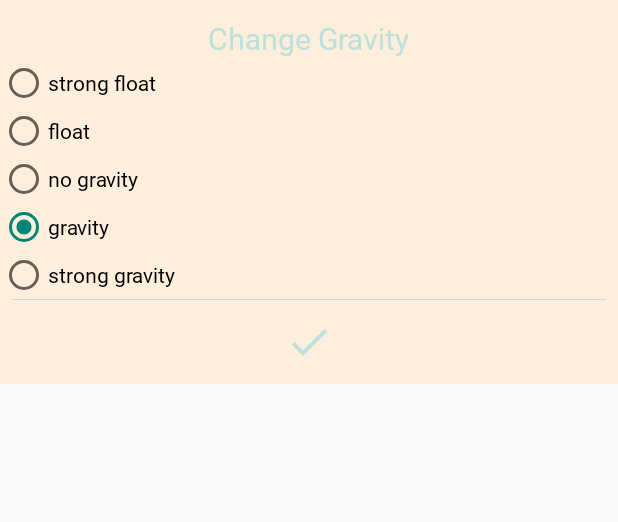
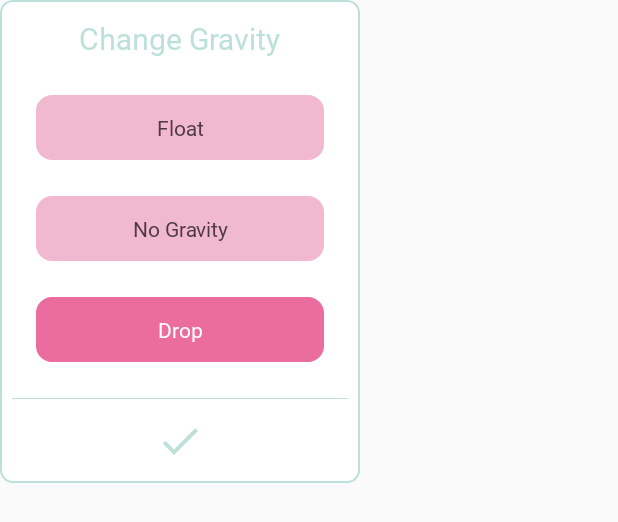
Before and after one commit to pmyohei/OnlyTouch2, an Android app: the layout dialog_change_gravity.xml on its own in the app's theme, with its tools: preview values and no code run, on a phone screen of 412 x 824 dp. Shown: the top 522 px of the screen. Run offline under Robolectric (Android 15) with nearby library versions, the phone set to English and light mode, and no system bars.

Commit message:
■デザイン ・設定変更系のダイアログのデザインを仮で実装 ※全体デザインの検討にあわせて、色合い等は変更していく

```diff
--- /dev/null
+++ b/app/src/main/res/drawable/frame_dialog.xml
@@ -0,0 +1,15 @@
+<?xml version="1.0" encoding="utf-8"?>
+<shape
+    xmlns:android="http://schemas.android.com/apk/res/android">
+
+  <solid
+      android:color="@color/dialog_bg" />
+
+  <stroke
+      android:width="1dp"
+      android:color="@color/dialog_stroke" />
+
+  <corners
+      android:radius="8dp" />
+
+</shape>
--- /dev/null
+++ b/app/src/main/res/drawable/radio_button_selector_bg.xml
@@ -0,0 +1,42 @@
+<?xml version="1.0" encoding="utf-8"?>
+<selector xmlns:android="http://schemas.android.com/apk/res/android">
+    <!-- 選択時の設定 -->
+    <item android:state_checked="true">
+        <shape android:shape="rectangle">
+            <!-- 背景色 -->
+            <solid android:color="@color/radio_button_selected_bg" />
+            <!-- 角丸 -->
+            <corners
+                android:topRightRadius="@dimen/radio_button_corners"
+                android:bottomRightRadius="@dimen/radio_button_corners"
+                android:bottomLeftRadius="@dimen/radio_button_corners"
+                android:topLeftRadius="@dimen/radio_button_corners"
+                />
+            <!-- 線の色 -->
+            <stroke
+                android:color="@color/radio_button_selected_bg"
+                android:width="@dimen/radio_button_stroke"
+                />
+        </shape>
+    </item>
+
+    <!-- 非選択時の設定 -->
+    <item android:state_checked="false">
+        <shape android:shape="rectangle">
+            <!-- 背景色 -->
+            <solid android:color="@color/radio_button_not_selected_bg" />
+            <!-- 角丸 -->
+            <corners
+                android:topRightRadius="@dimen/radio_button_corners"
+                android:bottomRightRadius="@dimen/radio_button_corners"
+                android:bottomLeftRadius="@dimen/radio_button_corners"
+                android:topLeftRadius="@dimen/radio_button_corners"
+                />
+            <!-- 線の色 -->
+            <stroke
+                android:color="@color/radio_button_not_selected_bg"
+                android:width="@dimen/radio_button_stroke"
+                />
+        </shape>
+    </item>
+</selector>
--- /dev/null
+++ b/app/src/main/res/drawable/radio_button_selector_tx.xml
@@ -0,0 +1,10 @@
+<?xml version="1.0" encoding="utf-8"?>
+<selector xmlns:android="http://schemas.android.com/apk/res/android">
+    <!-- 選択時の文字色 -->
+    <item android:state_checked="true"
+        android:color="@color/radio_button_selected_tx" />
+
+    <!-- 非選択時の文字色 -->
+    <item android:state_checked="false"
+        android:color="@color/radio_button_not_selected_tx" />
+</selector>
--- a/app/src/main/res/layout/dialog_change_gravity.xml
+++ b/app/src/main/res/layout/dialog_change_gravity.xml
@@ -2,9 +2,9 @@
 <android.support.constraint.ConstraintLayout xmlns:android="http://schemas.android.com/apk/res/android"
     xmlns:app="http://schemas.android.com/apk/res-auto"
     xmlns:tools="http://schemas.android.com/tools"
-    android:layout_width="wrap_content"
+    android:layout_width="240dp"
     android:layout_height="wrap_content"
-    android:background="@color/dialog_tmp_1">
+    android:background="@drawable/frame_dialog">
 
     <TextView
         android:id="@+id/tv_title"
@@ -31,36 +31,90 @@
         app:layout_constraintStart_toStartOf="parent"
         app:layout_constraintEnd_toEndOf="parent">
 
+        <!--    仕様として除外    -->
         <RadioButton
             android:id="@+id/radio_float"
-            android:layout_width="wrap_content"
+            android:layout_width="match_parent"
             android:layout_height="wrap_content"
+            android:layout_marginTop="24dp"
+            android:layout_marginBottom="12dp"
+            android:layout_marginStart="@dimen/radio_button_margin_x"
+            android:layout_marginEnd="@dimen/radio_button_margin_x"
+            android:paddingTop="12dp"
+            android:paddingBottom="12dp"
+            android:gravity="center"
+            android:button="@null"
+            android:background="@drawable/radio_button_selector_bg"
+            android:textColor="@drawable/radio_button_selector_tx"
+            android:visibility="gone"
             android:text="strong float"/>
 
         <RadioButton
             android:id="@+id/radio_fluffy"
-            android:layout_width="wrap_content"
+            android:layout_width="match_parent"
             android:layout_height="wrap_content"
-            android:text="float"
+            android:layout_marginTop="24dp"
+            android:layout_marginBottom="12dp"
+            android:layout_marginStart="@dimen/radio_button_margin_x"
+            android:layout_marginEnd="@dimen/radio_button_margin_x"
+            android:paddingTop="12dp"
+            android:paddingBottom="12dp"
+            android:gravity="center"
+            android:button="@null"
+            android:background="@drawable/radio_button_selector_bg"
+            android:textColor="@drawable/radio_button_selector_tx"
+            android:text="@string/dialog_change_gravity_float"
             android:checked="true"/>
 
         <RadioButton
             android:id="@+id/radio_no_gravity"
-            android:layout_width="wrap_content"
+            android:layout_width="match_parent"
             android:layout_height="wrap_content"
-            android:text="no gravity"/>
+            android:layout_marginTop="12dp"
+            android:layout_marginBottom="12dp"
+            android:layout_marginStart="@dimen/radio_button_margin_x"
+            android:layout_marginEnd="@dimen/radio_button_margin_x"
+            android:paddingTop="12dp"
+            android:paddingBottom="12dp"
+            android:gravity="center"
+            android:button="@null"
+            android:background="@drawable/radio_button_selector_bg"
+            android:textColor="@drawable/radio_button_selector_tx"
+            android:text="@string/dialog_change_gravity_nothing"/>
 
         <RadioButton
             android:id="@+id/radio_gravity"
-            android:layout_width="wrap_content"
+            android:layout_width="match_parent"
             android:layout_height="wrap_content"
-            android:text="gravity"
+            android:layout_marginTop="12dp"
+            android:layout_marginBottom="24dp"
+            android:layout_marginStart="@dimen/radio_button_margin_x"
+            android:layout_marginEnd="@dimen/radio_button_margin_x"
+            android:paddingTop="12dp"
+            android:paddingBottom="12dp"
+            android:gravity="center"
+            android:button="@null"
+            android:background="@drawable/radio_button_selector_bg"
+            android:textColor="@drawable/radio_button_selector_tx"
+            android:text="@string/dialog_change_gravity_drop"
             android:checked="true"/>
 
+        <!--    仕様として除外    -->
         <RadioButton
             android:id="@+id/radio_strong_gravity"
-            android:layout_width="wrap_content"
+            android:layout_width="match_parent"
             android:layout_height="wrap_content"
+            android:layout_marginTop="12dp"
+            android:layout_marginBottom="24dp"
+            android:layout_marginStart="@dimen/radio_button_margin_x"
+            android:layout_marginEnd="@dimen/radio_button_margin_x"
+            android:paddingTop="12dp"
+            android:paddingBottom="12dp"
+            android:gravity="center"
+            android:button="@null"
+            android:background="@drawable/radio_button_selector_bg"
+            android:textColor="@drawable/radio_button_selector_tx"
+            android:visibility="gone"
             android:text="strong gravity"/>
 
     </RadioGroup>
--- a/app/src/main/res/layout/dialog_change_soft.xml
+++ b/app/src/main/res/layout/dialog_change_soft.xml
@@ -2,17 +2,15 @@
 <android.support.constraint.ConstraintLayout xmlns:android="http://schemas.android.com/apk/res/android"
     xmlns:app="http://schemas.android.com/apk/res-auto"
     xmlns:tools="http://schemas.android.com/tools"
-    android:layout_width="wrap_content"
+    android:layout_width="240dp"
     android:layout_height="wrap_content"
-    android:background="@color/dialog_tmp_1">
+    android:background="@drawable/frame_dialog">
 
     <TextView
-        android:id="@+id/tv_delayTimeContents"
+        android:id="@+id/tv_softTitle"
         android:layout_width="wrap_content"
         android:layout_height="wrap_content"
         android:layout_marginTop="12dp"
-        android:layout_marginStart="24dp"
-        android:layout_marginEnd="24dp"
         android:text="@string/dialog_change_soft_title"
         android:textColor="@color/dialog_tmp_2"
         android:textSize="20sp"
@@ -26,29 +24,60 @@
         android:layout_width="0dp"
         android:layout_height="wrap_content"
         android:orientation="vertical"
-        app:layout_constraintTop_toBottomOf="@+id/tv_delayTimeContents"
+        app:layout_constraintTop_toBottomOf="@+id/tv_softTitle"
         app:layout_constraintBottom_toTopOf="@+id/v_border"
         app:layout_constraintStart_toStartOf="parent"
         app:layout_constraintEnd_toEndOf="parent">
 
         <RadioButton
             android:id="@+id/radio_soft"
-            android:layout_width="wrap_content"
+            android:layout_width="match_parent"
             android:layout_height="wrap_content"
-            android:text="Soft"/>
+            android:layout_marginTop="24dp"
+            android:layout_marginBottom="12dp"
+            android:layout_marginStart="@dimen/radio_button_margin_x"
+            android:layout_marginEnd="@dimen/radio_button_margin_x"
+            android:paddingTop="12dp"
+            android:paddingBottom="12dp"
+            android:gravity="center"
+            android:button="@null"
+            android:background="@drawable/radio_button_selector_bg"
+            android:textColor="@drawable/radio_button_selector_tx"
+            android:text="@string/dialog_change_soft_too_soft"/>
 
         <RadioButton
             android:id="@+id/radio_normal"
-            android:layout_width="wrap_content"
+            android:layout_width="match_parent"
             android:layout_height="wrap_content"
-            android:text="Normal"
+            android:layout_marginTop="12dp"
+            android:layout_marginBottom="12dp"
+            android:layout_marginStart="@dimen/radio_button_margin_x"
+            android:layout_marginEnd="@dimen/radio_button_margin_x"
+            android:paddingTop="12dp"
+            android:paddingBottom="12dp"
+            android:gravity="center"
+            android:button="@null"
+            android:background="@drawable/radio_button_selector_bg"
+            android:textColor="@drawable/radio_button_selector_tx"
+            android:text="@string/dialog_change_soft_soft"
             android:checked="true"/>
 
         <RadioButton
             android:id="@+id/radio_little_hard"
-            android:layout_width="wrap_content"
+            android:layout_width="match_parent"
             android:layout_height="wrap_content"
-            android:text="little hard"/>
+            android:layout_marginTop="12dp"
+            android:layout_marginBottom="24dp"
+            android:layout_marginStart="@dimen/radio_button_margin_x"
+            android:layout_marginEnd="@dimen/radio_button_margin_x"
+            android:paddingTop="12dp"
+            android:paddingBottom="12dp"
+            android:gravity="center"
+            android:button="@null"
+            android:background="@drawable/radio_button_selector_bg"
+            android:textColor="@drawable/radio_button_selector_tx"
+            android:text="@string/dialog_change_soft_little_hard"/>
+
     </RadioGroup>
 
     <!--    区切り線    -->
--- a/app/src/main/res/values/colors.xml
+++ b/app/src/main/res/values/colors.xml
@@ -33,15 +33,21 @@
     <color name="menu_create_touch">#FEEEDC</color>
     <color name="menu_picture_touch">#BDE1DA</color>
 
-
     <color name="menu_icon">#FFFFFF</color>
     <color name="menu_exp_icon">#8F8F8F</color>
-
 
     <color name="dialog_tmp_1">#FEEEDC</color>
     <color name="dialog_tmp_2">#BDE1DA</color>
 
 
+    <color name="dialog_bg">#ffffff</color>
+    <color name="dialog_stroke">#BDE1DA</color>
+
+    <color name="radio_button_selected_tx">#ffffff</color>
+    <color name="radio_button_not_selected_tx">#4f3a43</color>
+
+    <color name="radio_button_selected_bg">#eb6c9f</color>
+    <color name="radio_button_not_selected_bg">#f1b9d0</color>
 
 
     <!--  -->
--- a/app/src/main/res/values/dimens.xml
+++ b/app/src/main/res/values/dimens.xml
@@ -8,5 +8,9 @@
     <dimen name="menu_explanation_line_spacing">12dp</dimen>
     <dimen name="menu_explanation_alpha">0.5</dimen>
 
+    <!--  radio button -->
+    <dimen name="radio_button_margin_x">24dp</dimen>
+    <dimen name="radio_button_corners">10dp</dimen>
+    <dimen name="radio_button_stroke">1dp</dimen>
 
 </resources>
--- a/app/src/main/res/values/strings.xml
+++ b/app/src/main/res/values/strings.xml
@@ -45,6 +45,12 @@
     <string name="dialog_change_soft_title">Change Soft</string>
     <string name="dialog_change_gravity_title">Change Gravity</string>
 
+    <string name="dialog_change_soft_too_soft">Very Soft</string>
+    <string name="dialog_change_soft_soft">Soft</string>
+    <string name="dialog_change_soft_little_hard">Little hard</string>
 
+    <string name="dialog_change_gravity_float">Float</string>
+    <string name="dialog_change_gravity_nothing">No Gravity</string>
+    <string name="dialog_change_gravity_drop">Drop</string>
 
 </resources>
```
Also changed, not shown: app/src/main/java/com/example/onlyTouch/FluidWorldRenderer.java (+5 -3 lines).
